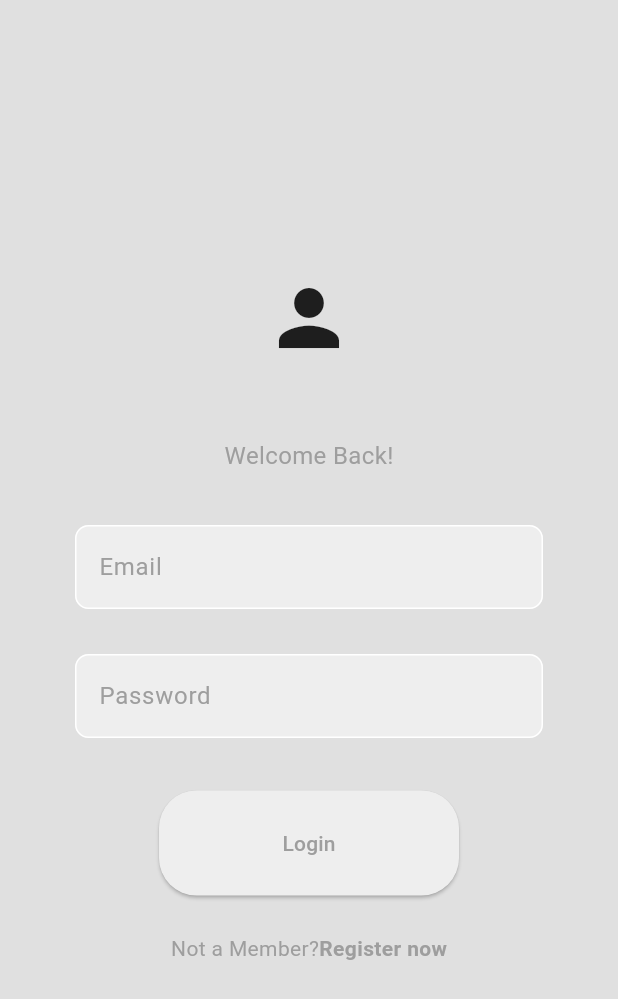
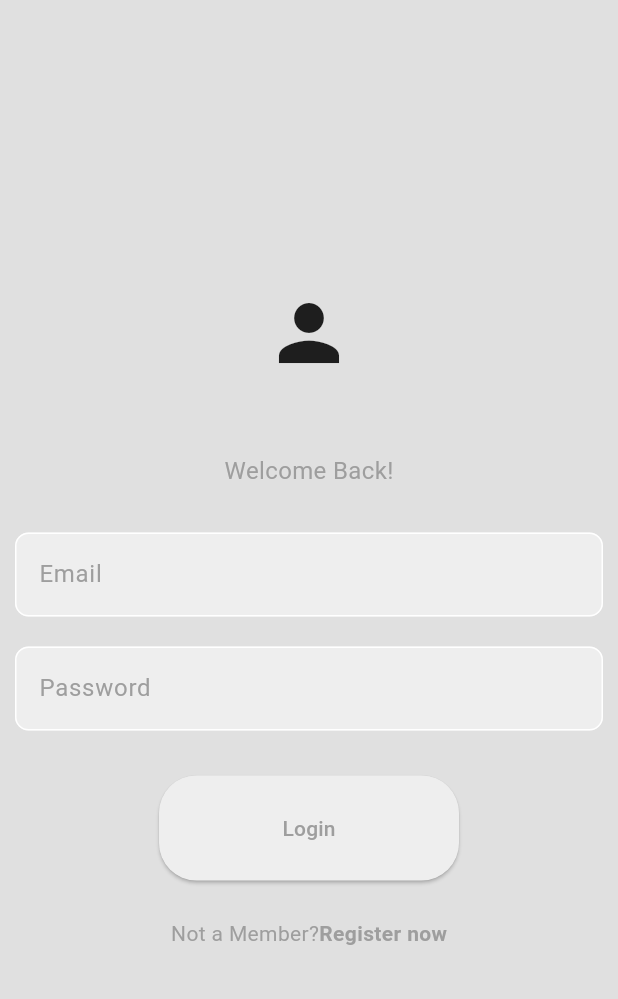
Before and after one commit to su-resh/msg_app, a Flutter app: the screen it shows after launch, on a phone screen of 412 x 824 dp. Shown: the top 999 px of the screen. Run offline on Flutter 3.47's test engine with Material 3 defaults, Android fonts, the phone set to English and light mode, and no system bars; our stand-ins replace cloud_firestore, firebase_auth, firebase_core; accounts and stored records are empty.

Commit message:
proper working app

```diff
--- a/lib/components/my_textFIeld.dart
+++ b/lib/components/my_textFIeld.dart
@@ -17,7 +17,7 @@ class MyTextField extends StatelessWidget {
   @override
   Widget build(BuildContext context) {
     return Padding(
-      padding: const EdgeInsets.symmetric(horizontal: 50, vertical: 10),
+      padding: const EdgeInsets.symmetric(horizontal: 10, vertical: 5),
       child: TextField(
         obscureText: obscureText,
         controller: controller ,
```
Also changed, not shown: 1 other file.
